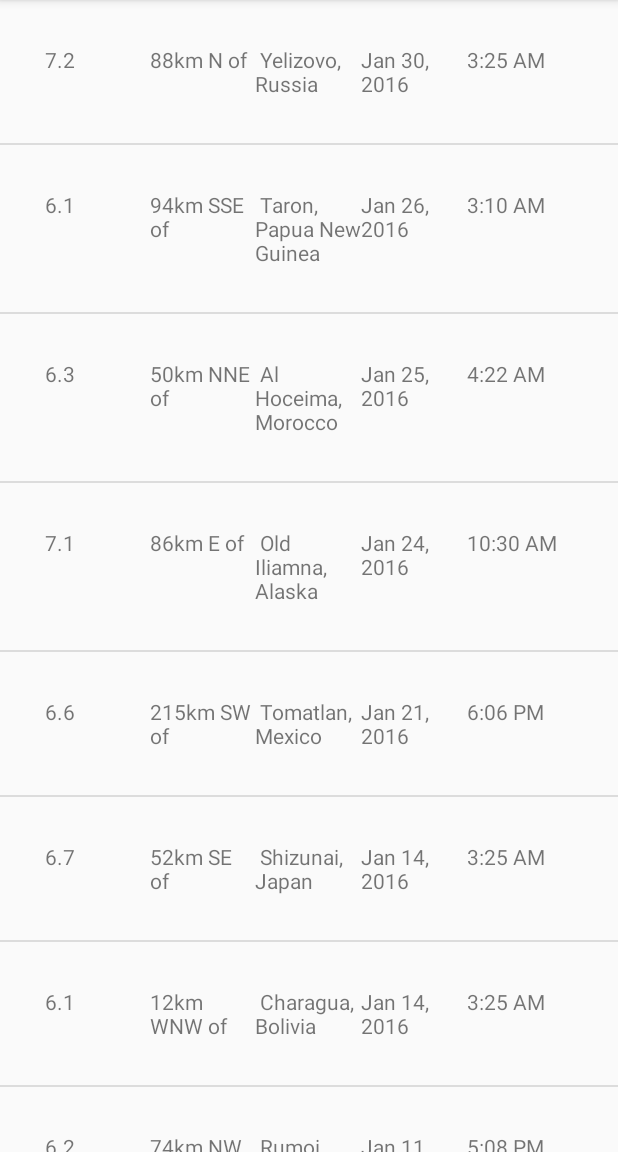
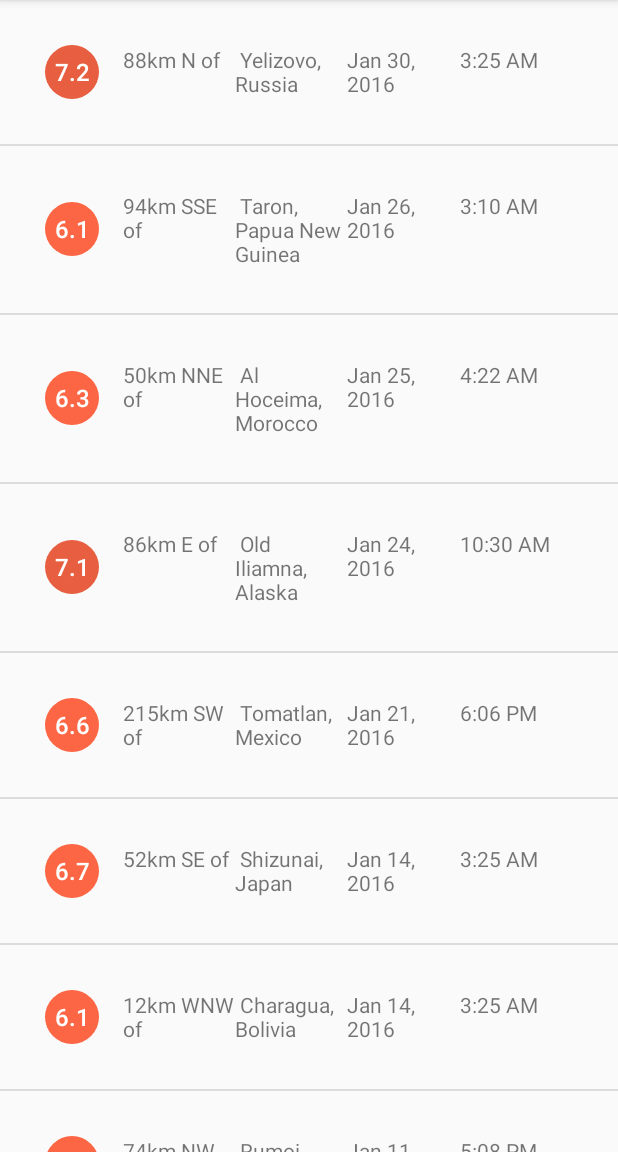
Before and after one commit to ebuchheim/QuakeList, an Android app: the screen it shows after launch (EarthquakeActivity), on a phone screen of 412 x 824 dp, the part 84-1236 px from its top. Run offline under Robolectric (Android 15) with nearby library versions, the phone set to English and light mode, and no system bars.

Commit message:
Format magnitude values with color gradient

```diff
--- a/app/src/main/java/com/example/android/quakereport/EarthquakeAdapter.java
+++ b/app/src/main/java/com/example/android/quakereport/EarthquakeAdapter.java
@@ -3,6 +3,7 @@ package com.example.android.quakereport;
 import android.app.Activity;
 import android.support.annotation.NonNull;
 import android.support.annotation.Nullable;
+import android.support.v4.content.ContextCompat;
 import android.view.LayoutInflater;
 import android.view.View;
 import android.view.ViewGroup;
@@ -15,7 +16,7 @@ import java.util.Locale;
 import java.text.SimpleDateFormat;
 import java.util.Date;
 import java.text.DecimalFormat;
-
+import android.graphics.drawable.GradientDrawable;
 import static com.example.android.quakereport.R.id.location;
 import static com.example.android.quakereport.R.id.magnitude;
 
@@ -46,6 +47,16 @@ public class EarthquakeAdapter extends ArrayAdapter<Earthquake> {
 
         TextView magnitudeTextView = (TextView) listItemView.findViewById(R.id.magnitude);
         magnitudeTextView.setText(magToDisplay);
+
+        // Set the proper background color on the magnitude circle.
+        // Fetch the background from the TextView, which is a GradientDrawable.
+        GradientDrawable magnitudeCircle = (GradientDrawable) magnitudeTextView.getBackground();
+
+        // Get the appropriate background color based on the current earthquake magnitude
+        int magnitudeColor = getMagnitudeColor(currentEarthquake.getMagnitude());
+
+        // Set the color on the magnitude circle
+        magnitudeCircle.setColor(magnitudeColor);
 
         Date dateObject = new Date(currentEarthquake.getTimeInMilliseconds());
 
@@ -87,4 +98,43 @@ public class EarthquakeAdapter extends ArrayAdapter<Earthquake> {
         return listItemView;
 
     }
+
+    private int getMagnitudeColor(double magnitude) {
+        int magnitudeColorResourceId;
+        int magnitudeFloor = (int) Math.floor(magnitude);
+        switch (magnitudeFloor) {
+            case 0:
+            case 1:
+                magnitudeColorResourceId = R.color.magnitude1;
+                break;
+            case 2:
+                magnitudeColorResourceId = R.color.magnitude2;
+                break;
+            case 3:
+                magnitudeColorResourceId = R.color.magnitude3;
+                break;
+            case 4:
+                magnitudeColorResourceId = R.color.magnitude4;
+                break;
+            case 5:
+                magnitudeColorResourceId = R.color.magnitude5;
+                break;
+            case 6:
+                magnitudeColorResourceId = R.color.magnitude6;
+                break;
+            case 7:
+                magnitudeColorResourceId = R.color.magnitude7;
+                break;
+            case 8:
+                magnitudeColorResourceId = R.color.magnitude8;
+                break;
+            case 9:
+                magnitudeColorResourceId = R.color.magnitude9;
+                break;
+            default:
+                magnitudeColorResourceId = R.color.magnitude10plus;
+                break;
+        }
+        return ContextCompat.getColor(getContext(), magnitudeColorResourceId);
+    }
 }
--- /dev/null
+++ b/app/src/main/res/drawable/magnitude_circle.xml
@@ -0,0 +1,10 @@
+<?xml version="1.0" encoding="utf-8"?>
+<!-- Background circle for the magnitude value -->
+<shape xmlns:android="http://schemas.android.com/apk/res/android"
+    android:shape="oval">
+    <solid android:color="@color/magnitude1" />
+    <size
+        android:width="36dp"
+        android:height="36dp" />
+    <corners android:radius="18dp" />
+</shape>
--- a/app/src/main/res/layout/list_item.xml
+++ b/app/src/main/res/layout/list_item.xml
@@ -5,16 +5,22 @@
     android:padding="30dp">
 
     <TextView
+        android:id="@+id/magnitude"
+        android:layout_width="36dp"
+        android:layout_height="36dp"
+        android:layout_gravity="center_vertical"
+        android:background="@drawable/magnitude_circle"
+        android:fontFamily="sans-serif-medium"
+        android:gravity="center"
+        android:textColor="#FFFFFF"
+        android:textSize="16sp" />
+
+    <TextView
+        android:id="@+id/location_descriptor"
+        android:layout_marginLeft="16dp"
         android:layout_width="0dp"
         android:layout_height="wrap_content"
-        android:layout_weight="1"
-        android:id="@+id/magnitude"/>
-
-    <TextView
-        android:layout_width="0dp"
-        android:layout_height="wrap_content"
-        android:layout_weight="1"
-        android:id="@+id/location_descriptor" />
+        android:layout_weight="1" />
 
     <TextView
         android:layout_width="0dp"
--- a/app/src/main/res/values/colors.xml
+++ b/app/src/main/res/values/colors.xml
@@ -14,6 +14,13 @@
      limitations under the License.
 -->
 <resources>
+
+    <!-- Text color for the details of the earthquake in the list item -->
+    <color name="textColorEarthquakeDetails">#B4BAC0</color>
+
+    <!-- Text color for the primary location of the earthquake in the list item -->
+    <color name="textColorEarthquakeLocation">#2B3D4D</color>
+
     <!-- Primary color of the app (shown in the app bar) -->
     <color name="colorPrimary">#2B3D4D</color>
 
@@ -22,4 +29,35 @@
 
     <!-- Accent color of the app -->
     <color name="colorAccent">#10CAC9</color>
+
+    //MAGNITUDE COLORS BELOW
+    <!-- Color for an earthquake with magnitude 0 and 2 -->
+    <color name="magnitude1">#4A7BA7</color>
+
+    <!-- Magnitude circle color for an earthquake with magnitude between 2 and 3 -->
+    <color name="magnitude2">#04B4B3</color>
+
+    <!-- Magnitude circle color for an earthquake with magnitude between 3 and 4 -->
+    <color name="magnitude3">#10CAC9</color>
+
+    <!-- Magnitude circle color for an earthquake with magnitude between 4 and 5 -->
+    <color name="magnitude4">#F5A623</color>
+
+    <!-- Magnitude circle color for an earthquake with magnitude between 5 and 6 -->
+    <color name="magnitude5">#FF7D50</color>
+
+    <!-- Magnitude circle color for an earthquake with magnitude between 6 and 7 -->
+    <color name="magnitude6">#FC6644</color>
+
+    <!-- Magnitude circle color for an earthquake with magnitude between 7 and 8 -->
+    <color name="magnitude7">#E75F40</color>
+
+    <!-- Magnitude circle color for an earthquake with magnitude between 8 and 9 -->
+    <color name="magnitude8">#E13A20</color>
+
+    <!-- Magnitude circle color for an earthquake with magnitude between 9 and 10 -->
+    <color name="magnitude9">#D93218</color>
+
+    <!-- Magnitude circle color for an earthquake with magnitude over 10 -->
+    <color name="magnitude10plus">#C03823</color>
 </resources>
```
